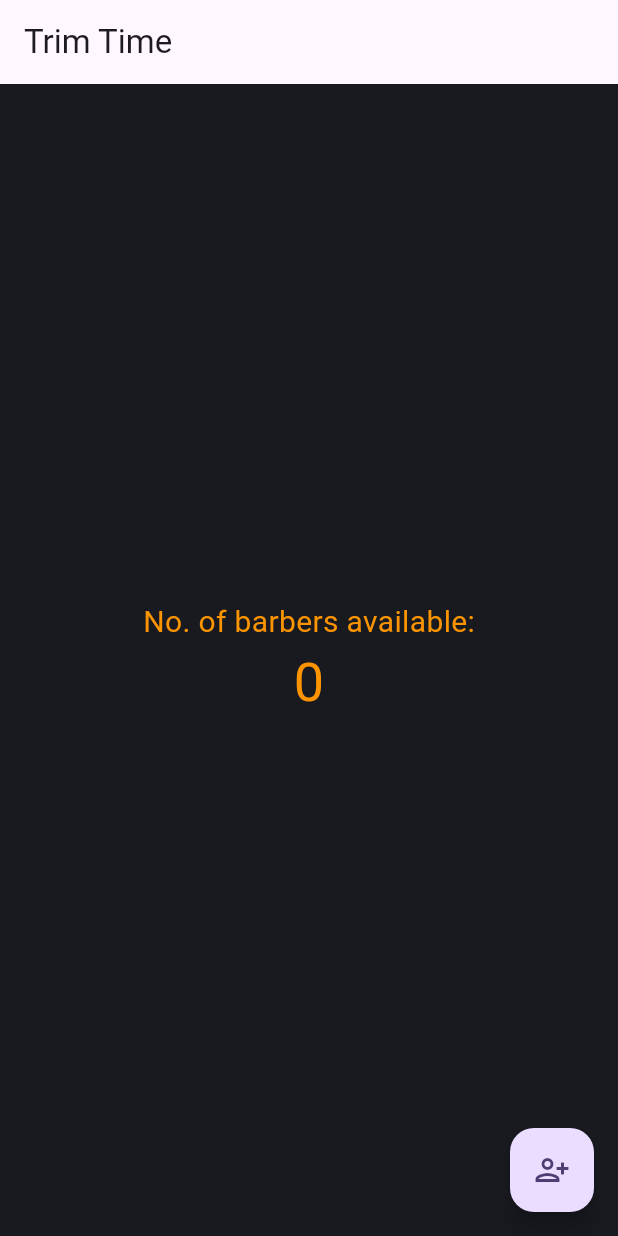
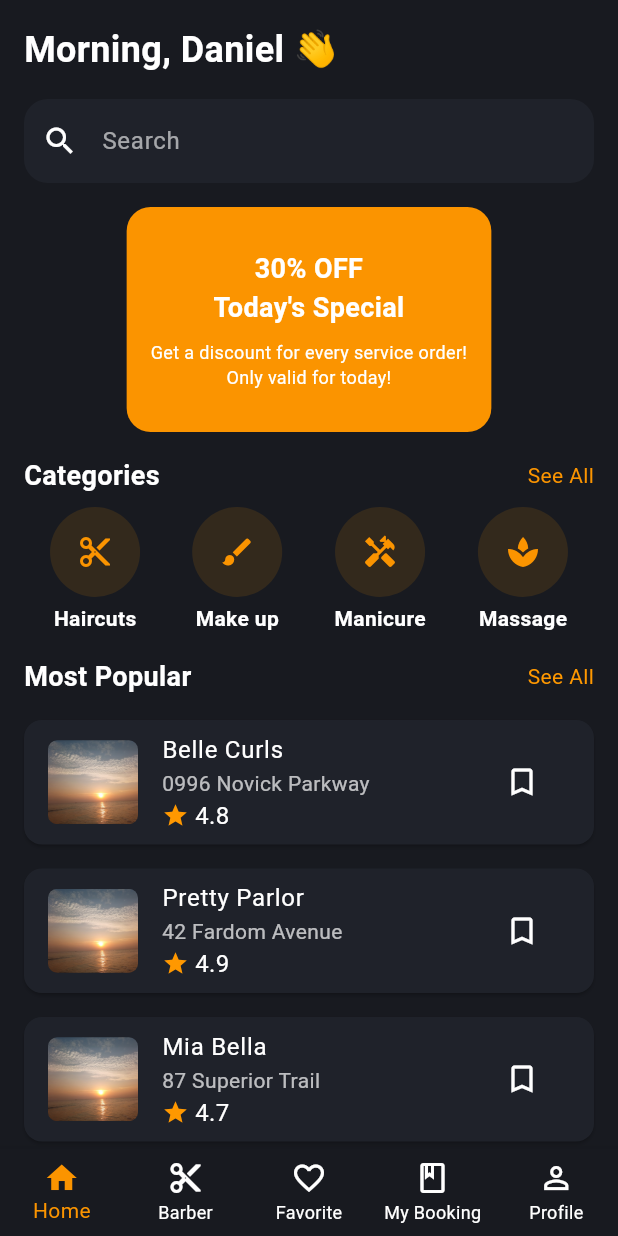
Before and after one commit to MahnoorWaseem/TrimTime-Flutter, a Flutter app: the screen it shows after launch, on a phone screen of 412 x 824 dp. Run offline on Flutter 3.47's test engine with Material 3 defaults, Android fonts, the phone set to English and light mode, and no system bars; drawn by our look-alikes of carousel_slider; our stand-ins replace firebase_core; accounts and stored records are empty.

Commit message:
home screen client

```diff
--- a/lib/colors/custom_colors.dart
+++ b/lib/colors/custom_colors.dart
@@ -9,4 +9,5 @@ class CustomColors {
   static Color charcoal = const Color(0xFF1f222a);
   static Color white = const Color(0xFFffffff);
   static Color transparent = Colors.transparent;
+  static Color black = const Color(0xFF000000);
 }
--- /dev/null
+++ b/lib/components/bottomnavigation/bottomnavigation.dart
@@ -0,0 +1,142 @@
+import 'package:flutter/material.dart';
+import '../../views/homescreenclient/homecontent.dart';
+import 'package:trim_time/colors/custom_colors.dart';
+
+class NavigationExample extends StatefulWidget {
+  const NavigationExample({Key? key}) : super(key: key);
+
+  @override
+  State<NavigationExample> createState() => _NavigationExampleState();
+}
+
+class _NavigationExampleState extends State<NavigationExample> {
+  int currentPageIndex = 0;
+
+  @override
+  Widget build(BuildContext context) {
+    return Scaffold(
+      bottomNavigationBar: NavigationBar(
+        type: BottomNavigationBarType.fixed, // Ensure no background circle for selected icon
+        onDestinationSelected: (int index) {
+          setState(() {
+            currentPageIndex = index;
+          });
+        },
+        backgroundColor: CustomColors.gunmetal,
+        indicatorColor: Colors.amber, // Not necessary since type is fixed
+        selectedIndex: currentPageIndex,
+        destinations:[
+          NavigationDestination(
+            selectedIcon: Icon(Icons.home, color: CustomColors.peelOrange),
+            icon: Icon(Icons.home_outlined, color: Colors.white),
+            label: 'Home',
+          ),
+          NavigationDestination(
+            selectedIcon: Icon(Icons.content_cut, color: CustomColors.peelOrange),
+            icon: Icon(Icons.content_cut, color: Colors.white),
+            label: 'Barber',
+          ),
+          NavigationDestination(
+            selectedIcon: Icon(Icons.favorite, color: CustomColors.peelOrange),
+            icon: Icon(Icons.favorite_border, color: Colors.white),
+            label: 'Favorite',
+          ),
+          NavigationDestination(
+            selectedIcon: Icon(Icons.book, color: CustomColors.peelOrange),
+            icon: Icon(Icons.book_outlined, color: Colors.white),
+            label: 'My Booking',
+          ),
+          NavigationDestination(
+            selectedIcon: Icon(Icons.person, color: CustomColors.peelOrange),
+            icon: Icon(Icons.person_outline, color: Colors.white),
+            label: 'Profile',
+          ),
+        ],
+      ),
+      body: [
+        /// Home page
+        const HomeContent(), // Call the HomeContent widget here
+
+        /// Barber page (Placeholder)
+        const Center(
+          child: Text(
+            'Barber Page',
+            style: TextStyle(fontSize: 24, fontWeight: FontWeight.bold, color: Colors.white),
+          ),
+        ),
+
+        /// Favorite page (Placeholder)
+        const Center(
+          child: Text(
+            'Favorite Page',
+            style: TextStyle(fontSize: 24, fontWeight: FontWeight.bold, color: Colors.white),
+          ),
+        ),
+
+        /// My Booking page (Placeholder)
+        const Center(
+          child: Text(
+            'My Booking Page',
+            style: TextStyle(fontSize: 24, fontWeight: FontWeight.bold, color: Colors.white),
+          ),
+        ),
+
+        /// Profile page (Placeholder)
+        const Center(
+          child: Text(
+            'Profile Page',
+            style: TextStyle(fontSize: 24, fontWeight: FontWeight.bold, color: Colors.white),
+          ),
+        ),
+      ][currentPageIndex],
+    );
+  }
+}
+
+class NavigationBar extends StatelessWidget {
+  final BottomNavigationBarType type;
+  final int selectedIndex;
+  final ValueChanged<int> onDestinationSelected;
+  final Color backgroundColor;
+  final Color? indicatorColor;
+  final List<NavigationDestination> destinations;
+
+  const NavigationBar({
+    Key? key,
+    required this.type,
+    required this.selectedIndex,
+    required this.onDestinationSelected,
+    required this.backgroundColor,
+    this.indicatorColor,
+    required this.destinations,
+  }) : super(key: key);
+
+  @override
+  Widget build(BuildContext context) {
+    return BottomNavigationBar(
+      type: type,
+      currentIndex: selectedIndex,
+      onTap: onDestinationSelected,
+      backgroundColor: backgroundColor,
+      selectedItemColor: CustomColors.peelOrange,
+      unselectedItemColor: Colors.white,
+      items: destinations.map((destination) => BottomNavigationBarItem(
+        icon: destination.icon,
+        activeIcon: destination.selectedIcon,
+        label: destination.label,
+      )).toList(),
+    );
+  }
+}
+
+class NavigationDestination {
+  final Icon icon;
+  final Icon selectedIcon;
+  final String label;
+
+  NavigationDestination({
+    required this.icon,
+    required this.selectedIcon,
+    required this.label,
+  });
+}
--- a/lib/main.dart
+++ b/lib/main.dart
@@ -5,6 +5,7 @@ import 'package:provider/provider.dart';
 import 'firebase/config/firebase_options.dart';
 import 'providers/sample_provider.dart';
 import 'views/home/home.dart';
+import 'views/homescreenclient/homescreenclient.dart';
 
 void main() async {
   WidgetsFlutterBinding.ensureInitialized();
@@ -33,7 +34,7 @@ class MyApp extends StatelessWidget {
           colorScheme: ColorScheme.fromSeed(seedColor: Colors.deepPurple),
           useMaterial3: true,
         ),
-        home: Home(),
+        home: HomeScreen(),
         debugShowCheckedModeBanner: false,
       ),
     );
--- /dev/null
+++ b/lib/views/homescreenclient/homecontent.dart
@@ -0,0 +1,355 @@
+import 'package:flutter/material.dart';
+import 'package:carousel_slider/carousel_slider.dart';
+import 'package:trim_time/colors/custom_colors.dart';
+
+class HomeContent extends StatelessWidget {
+  const HomeContent({Key? key}) : super(key: key);
+
+  @override
+  Widget build(BuildContext context) {
+    return Container(
+      color: CustomColors.gunmetal,
+      child: SingleChildScrollView(
+        padding: const EdgeInsets.all(16.0),
+        child: Column(
+          crossAxisAlignment: CrossAxisAlignment.start,
+          children: [
+            Text(
+              'Morning, Daniel 👋',
+              style: TextStyle(
+                fontSize: 24,
+                fontWeight: FontWeight.bold,
+                color: CustomColors.white,
+              ),
+            ),
+            const SizedBox(height: 16),
+            TextField(
+              decoration: InputDecoration(
+                hintText: 'Search',
+                hintStyle:
+                    TextStyle(color: CustomColors.white.withOpacity(0.6)),
+                prefixIcon: Icon(Icons.search, color: CustomColors.white),
+                border: OutlineInputBorder(
+                  borderRadius: BorderRadius.circular(16),
+                  borderSide: BorderSide.none,
+                ),
+                filled: true,
+                fillColor: CustomColors.charcoal,
+              ),
+              style: TextStyle(color: CustomColors.white),
+            ),
+            const SizedBox(height: 16),
+            CarouselSlider(
+              options: CarouselOptions(
+                height: 150.0,
+                enlargeCenterPage: true,
+                autoPlay: true,
+                aspectRatio: 16 / 9,
+                autoPlayCurve: Curves.fastOutSlowIn,
+                enableInfiniteScroll: true,
+                autoPlayAnimationDuration: Duration(milliseconds: 800),
+                viewportFraction: 0.8,
+              ),
+              items: [
+                Container(
+                  padding: const EdgeInsets.all(16),
+                  decoration: BoxDecoration(
+                    color: CustomColors.peelOrange,
+                    borderRadius: BorderRadius.circular(16),
+                  ),
+                  child: Column(
+                    mainAxisAlignment: MainAxisAlignment.center,
+                    children: [
+                      Text(
+                        '30% OFF\nToday\'s Special',
+                        style: TextStyle(
+                          fontSize: 18,
+                          fontWeight: FontWeight.bold,
+                          color: CustomColors.white,
+                        ),
+                        textAlign: TextAlign.center,
+                      ),
+                      SizedBox(height: 8),
+                      Text(
+                        'Get a discount for every service order!\nOnly valid for today!',
+                        style: TextStyle(
+                          fontSize: 12,
+                          color: CustomColors.white,
+                        ),
+                        textAlign: TextAlign.center,
+                      ),
+                    ],
+                  ),
+                ),
+                Container(
+                  padding: const EdgeInsets.all(16),
+                  decoration: BoxDecoration(
+                    color: CustomColors.peelOrange,
+                    borderRadius: BorderRadius.circular(16),
+                  ),
+                  child: Column(
+                    mainAxisAlignment: MainAxisAlignment.center,
+                    children: [
+                      Text(
+                        'Special Offer!',
+                        style: TextStyle(
+                          fontSize: 18,
+                          fontWeight: FontWeight.bold,
+                          color: CustomColors.white,
+                        ),
+                        textAlign: TextAlign.center,
+                      ),
+                      SizedBox(height: 8),
+                      Text(
+                        'Enjoy exclusive discounts and deals!',
+                        style: TextStyle(
+                          fontSize: 12,
+                          color: CustomColors.white,
+                        ),
+                        textAlign: TextAlign.center,
+                      ),
+                    ],
+                  ),
+                ),
+                // Add more slides as needed
+              ],
+            ),
+            const SizedBox(height: 16),
+            const CategorySection(),
+            const SizedBox(height: 16),
+            const LocationSection(title: 'Most Popular'),
+          ],
+        ),
+      ),
+    );
+  }
+}
+
+class CategorySection extends StatelessWidget {
+  const CategorySection({Key? key}) : super(key: key);
+
+  @override
+  Widget build(BuildContext context) {
+    return Column(
+      crossAxisAlignment: CrossAxisAlignment.start,
+      children: [
+        Row(
+          mainAxisAlignment: MainAxisAlignment.spaceBetween,
+          children: [
+            Text(
+              'Categories',
+              style: TextStyle(
+                fontSize: 18,
+                fontWeight: FontWeight.bold,
+                color: CustomColors.white,
+              ),
+            ),
+            Text(
+              'See All',
+              style: TextStyle(
+                color: CustomColors.peelOrange,
+              ),
+            ),
+          ],
+        ),
+        const SizedBox(height: 8),
+        const Row(
+          mainAxisAlignment: MainAxisAlignment.spaceAround,
+          children: [
+            CategoryChip(label: 'Haircuts', icon: Icons.content_cut),
+            CategoryChip(label: 'Make up', icon: Icons.brush),
+            CategoryChip(label: 'Manicure', icon: Icons.handyman),
+            CategoryChip(label: 'Massage', icon: Icons.spa),
+          ],
+        ),
+      ],
+    );
+  }
+}
+
+class CategoryChip extends StatelessWidget {
+  final String label;
+  final IconData icon;
+
+  const CategoryChip({required this.label, required this.icon, Key? key})
+      : super(key: key);
+
+  @override
+  Widget build(BuildContext context) {
+    return Column(
+      children: [
+        CircleAvatar(
+          radius: 30,
+            backgroundColor: Color.fromRGBO(51, 41, 28, 1),
+          child: Icon(icon, color: CustomColors.peelOrange),
+        ),
+        const SizedBox(height: 4),
+        Text(
+          label,
+          style: TextStyle(
+            color: CustomColors.white,
+            fontWeight: FontWeight.bold,
+          ),
+        ),
+      ],
+    );
+  }
+}
+
+class LocationSection extends StatelessWidget {
+  final String title;
+
+  const LocationSection({
+    required this.title,
+    Key? key,
+  }) : super(key: key);
+
+  @override
+  Widget build(BuildContext context) {
+    return Column(
+      crossAxisAlignment: CrossAxisAlignment.start,
+      children: [
+        Row(
+          mainAxisAlignment: MainAxisAlignment.spaceBetween,
+          children: [
+            Text(
+              title,
+              style: TextStyle(
+                fontSize: 18,
+                fontWeight: FontWeight.bold,
+                color: Colors.white,
+              ),
+            ),
+            Text(
+              'See All',
+              style: TextStyle(
+                color: Colors.orange,
+              ),
+            ),
+          ],
+        ),
+        const SizedBox(height: 8),
+        Column(
+          crossAxisAlignment: CrossAxisAlignment.start,
+          children: [
+            LocationCard(
+              title: 'Belle Curls',
+              address: '0996 Novick Parkway',
+              rating: '4.8',
+            ),
+            LocationCard(
+              title: 'Pretty Parlor',
+              address: '42 Fardom Avenue',
+              rating: '4.9',
+            ),
+            LocationCard(
+              title: 'Mia Bella',
+              address: '87 Superior Trail',
+              rating: '4.7',
+            ),
+            LocationCard(
+              title: 'Hair Force',
+              address: '80 Village Drive',
+              rating: '4.6',
+            ),
+            LocationCard(
+              title: 'Serenity Salon',
+              address: '88 Commercial Place',
+              rating: '4.8',
+            ),
+            LocationCard(
+              title: 'The Razor\'s Edge',
+              address: '56 Artisan Avenue',
+              rating: '4.6',
+            ),
+          ],
+        ),
+      ],
+    );
+  }
+}
+
+class LocationCard extends StatefulWidget {
+  final String title;
+  final String address;
+  final String rating;
+
+  const LocationCard({
+    required this.title,
+    required this.address,
+    required this.rating,
+    Key? key,
+  }) : super(key: key);
+
+  @override
+  _LocationCardState createState() => _LocationCardState();
+}
+
+class _LocationCardState extends State<LocationCard> {
+  bool isBookmarked = false;
+
+  @override
+  Widget build(BuildContext context) {
+    return Card(
+      color: CustomColors.charcoal,
+      margin: const EdgeInsets.symmetric(vertical: 8),
+      child: Column(
+        crossAxisAlignment: CrossAxisAlignment.start,
+        children: [
+          ListTile(
+            leading: ClipRRect(
+              borderRadius: BorderRadius.circular(6.0),
+              child: Image.asset(
+                'assets/images/testpic.jpg',
+                width: 60.0,
+                height: 75.0,
+                fit: BoxFit.cover,
+              ),
+            ),
+            title: Text(
+              widget.title,
+              style: TextStyle(color: Colors.white),
+            ),
+            subtitle: Column(
+              crossAxisAlignment: CrossAxisAlignment.start,
+              children: [
+                Text(
+                  widget.address,
+                  style: TextStyle(color: Colors.white.withOpacity(0.7)),
+                ),
+                Row(
+                  children: [
+                    Icon(
+                      Icons.star,
+                      color: Colors.orange,
+                      size: 18,
+                    ),
+                    SizedBox(width: 4),
+                    Text(
+                      widget.rating,
+                      style: TextStyle(
+                        color: Colors.white,
+                        fontSize: 16,
+                      ),
+                    ),
+                  ],
+                ),
+              ],
+            ),
+            trailing: IconButton(
+              icon: Icon(
+                isBookmarked ? Icons.bookmark : Icons.bookmark_border,
+                color: isBookmarked ? Colors.orange : Colors.white,
+              ),
+              onPressed: () {
+                setState(() {
+                  isBookmarked = !isBookmarked;
+                });
+              },
+            ),
+          ),
+        ],
+      ),
+    );
+  }
+}
--- /dev/null
+++ b/lib/views/homescreenclient/homescreenclient.dart
@@ -0,0 +1,10 @@
+import 'package:flutter/material.dart';
+import '../../components/bottomnavigation/bottomnavigation.dart';
+
+class HomeScreen extends StatelessWidget {
+  const HomeScreen({super.key});
+  @override
+  Widget build(BuildContext context) {
+    return const NavigationExample();
+  }
+}
--- a/pubspec.yaml
+++ b/pubspec.yaml
@@ -30,6 +30,7 @@ environment:
 dependencies:
   flutter:
     sdk: flutter
+  badges: ^3.0.2
 
 
   # The following adds the Cupertino Icons font to your application.
@@ -41,6 +42,7 @@ dependencies:
 dev_dependencies:
   flutter_test:
     sdk: flutter
+  carousel_slider: ^4.0.0
 
   # The "flutter_lints" package below contains a set of recommended lints to
   # encourage good coding practices. The lint set provided by the package is
```
Also changed, not shown: pubspec.lock.
